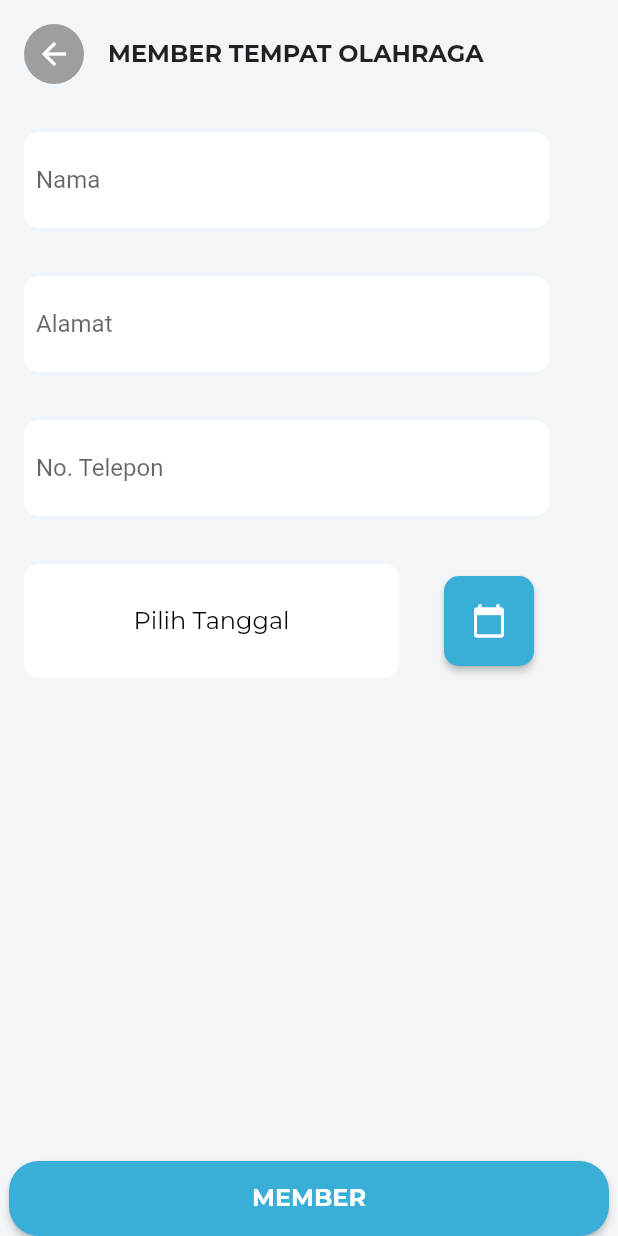
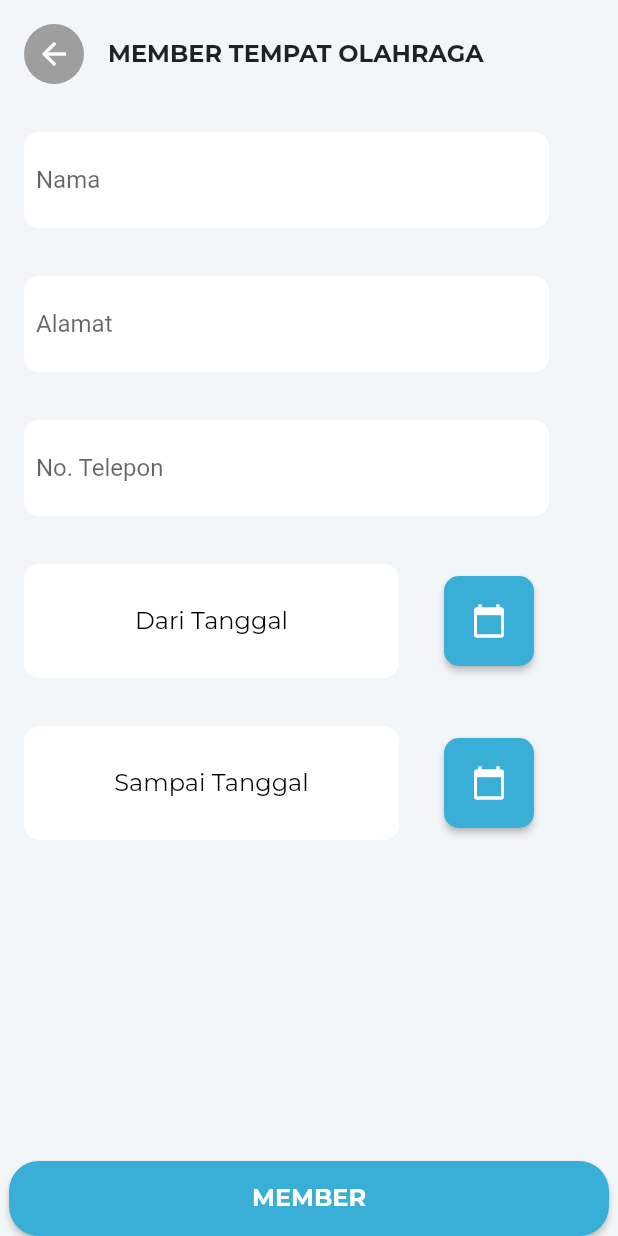
Before and after one commit to AlbienOS/healthy_life_buddy, a Flutter app: the DetailSportsVenuePage screen opened directly with empty values, after a tap on "Buat", on a phone screen of 412 x 824 dp. Run offline on Flutter 3.47's test engine with Material 2 defaults, Android fonts, the phone set to English and light mode, and no system bars; our stand-ins replace cloud_firestore, firebase_auth, firebase_core, flutter_local_notifications, flutter_rating_bar, google_fonts and 3 more; missing offline and left inert: android_alarm_manager_plus; accounts and stored records are empty; network calls fail.

Commit message:
improvement member page add date range to 1 months

```diff
--- a/lib/interface/booking_sports_venue_page.dart
+++ b/lib/interface/booking_sports_venue_page.dart
@@ -5,6 +5,7 @@ import 'package:healthy_life_buddy/api/auth_api.dart';
 import 'package:healthy_life_buddy/common/color_style.dart';
 import 'package:healthy_life_buddy/interface/home_page.dart';
 import 'package:healthy_life_buddy/model/detail_sports_venue_model.dart';
+import 'package:healthy_life_buddy/provider/preference_notif_provider.dart';
 import 'package:intl/intl.dart';
 
 
@@ -50,7 +51,7 @@ class _BookingSportsVenuePageState extends State<BookingSportsVenuePage> {
     if (dateTime == null) {
       return 'Pilih Tanggal';
     } else {
-      return DateFormat('dd/MM/yyyy').format(dateTime!);
+      return DateFormat('yyyy-MM-dd').format(dateTime!);
     }
   }
 
@@ -569,6 +570,7 @@ class _BookingSportsVenuePageState extends State<BookingSportsVenuePage> {
                                     TextButton(
                                       child: Text("Oke"),
                                       onPressed:  () async {
+                                        scheduleSport(DateTime.parse(getDateText()));
                                         await booking.add({
                                           'name' : nameResult,
                                           'address' : addressResult,
--- a/lib/interface/detail_sports_venue_page.dart
+++ b/lib/interface/detail_sports_venue_page.dart
@@ -221,7 +221,7 @@ class SportsVenueMembership extends StatelessWidget {
                     onPressed: () {
                       Navigator.push(context,
                           MaterialPageRoute(builder: (context) {
-                        return MemberPage();
+                        return MemberPage(sportsVenueData: detailSportsVenueData);
                       }));
                     },
                     style: TextButton.styleFrom(
--- a/lib/interface/member_sports_page.dart
+++ b/lib/interface/member_sports_page.dart
@@ -7,7 +7,12 @@ import 'package:intl/intl.dart';
 import 'package:healthy_life_buddy/api/auth_api.dart';
 
 class MemberPage extends StatefulWidget {
-  static const routeName = '/MemberSportsPage';
+  static const routeName = '/MemberPage';
+  const MemberPage({Key? key, required this.sportsVenueData})
+      : super(key: key);
+
+  final DetailSportsVeneu sportsVenueData;
+
   @override
   State<MemberPage> createState() => _MemberPageState();
 }
@@ -18,7 +23,10 @@ class _MemberPageState extends State<MemberPage> {
       .doc(auth.currentUser!.uid)
       .collection('member');
 
-  int changePrice = 0;
+  DateTimeRange? dateRange;
+
+
+  double changePrice = 0;
 
   String nameResult = '';
 
@@ -30,11 +38,32 @@ class _MemberPageState extends State<MemberPage> {
 
   TimeOfDay? time;
 
+  double fullPay() {
+      changePrice = (widget.sportsVenueData.rentalCosts.toDouble() * 15/100) * 30;
+      return changePrice;
+  }
+
   String getDateText() {
     if (dateTime == null) {
       return 'Pilih Tanggal';
     } else {
       return DateFormat('dd/MM/yyyy').format(dateTime!);
+    }
+  }
+
+  String getFrom() {
+    if (dateRange == null) {
+      return 'Dari Tanggal';
+    } else {
+      return DateFormat('MM/dd/yyyy').format(dateRange!.start);
+    }
+  }
+
+  String getUntil() {
+    if (dateRange == null) {
+      return 'Sampai Tanggal';
+    } else {
+      return DateFormat('MM/dd/yyyy').format(dateRange!.end);
     }
   }
 
@@ -90,6 +119,9 @@ class _MemberPageState extends State<MemberPage> {
                             borderRadius: BorderRadius.circular(10),
                           ),
                           child: TextField(
+                            onChanged: (value){
+                              nameResult = value;
+                            },
                             decoration: InputDecoration(
                               contentPadding:
                                   EdgeInsets.symmetric(horizontal: 8.0),
@@ -119,6 +151,9 @@ class _MemberPageState extends State<MemberPage> {
                             borderRadius: BorderRadius.circular(10),
                           ),
                           child: TextField(
+                            onChanged: (value){
+                              addressResult = value;
+                            },
                             decoration: InputDecoration(
                               contentPadding:
                                   EdgeInsets.symmetric(horizontal: 8.0),
@@ -148,6 +183,9 @@ class _MemberPageState extends State<MemberPage> {
                             borderRadius: BorderRadius.circular(10),
                           ),
                           child: TextField(
+                            onChanged: (value){
+                              telephoneResult = value;
+                            },
                             decoration: InputDecoration(
                               contentPadding:
                                   EdgeInsets.symmetric(horizontal: 8.0),
@@ -185,7 +223,7 @@ class _MemberPageState extends State<MemberPage> {
                             ),
                             child: Center(
                               child: Text(
-                                getDateText(),
+                                getFrom(),
                                 style: GoogleFonts.montserrat(
                                     fontSize: 16, color: Colors.black),
                               ),
@@ -209,7 +247,58 @@ class _MemberPageState extends State<MemberPage> {
                                 ),
                               )),
                               onPressed: () {
-                                pickedDate(context);
+                                pickedDateRange(context);
+                              },
+                              child: Icon(Icons.calendar_today)),
+                        ),
+                      ],
+                    ),
+                  ),
+                  Padding(
+                    padding: const EdgeInsets.all(16.0),
+                    child: Row(
+                      children: [
+                        Container(
+                          width: 250,
+                          padding: EdgeInsets.symmetric(vertical: 8.0),
+                          decoration: BoxDecoration(
+                            color: Colors.white,
+                            borderRadius: BorderRadius.circular(10),
+                          ),
+                          child: Container(
+                            height: 60,
+                            width: 250,
+                            decoration: BoxDecoration(
+                              color: Colors.white,
+                              borderRadius: BorderRadius.circular(10.0),
+                            ),
+                            child: Center(
+                              child: Text(
+                                getUntil(),
+                                style: GoogleFonts.montserrat(
+                                    fontSize: 16, color: Colors.black),
+                              ),
+                            ),
+                          ),
+                        ),
+                        SizedBox(width: 30),
+                        Container(
+                          height: 60,
+                          width: 60,
+                          decoration: BoxDecoration(
+                            color: primaryVariantColor,
+                            borderRadius: BorderRadius.circular(20.0),
+                          ),
+                          child: ElevatedButton(
+                              style: ButtonStyle(
+                                  shape: MaterialStateProperty.all<
+                                      RoundedRectangleBorder>(
+                                    RoundedRectangleBorder(
+                                      borderRadius: BorderRadius.circular(10.0),
+                                    ),
+                                  )),
+                              onPressed: () {
+                                pickedDateRange(context);
                               },
                               child: Icon(Icons.calendar_today)),
                         ),
@@ -330,11 +419,33 @@ class _MemberPageState extends State<MemberPage> {
                                             Row(
                                               children: [
                                                 Icon(Icons.date_range),
-                                                Text('        : ' +
-                                                    getDateText()),
+                                                Text('Mulai  : ' +
+                                                    getFrom()),
                                               ],
                                             ),
                                             Divider(thickness: 2.0),
+                                            SizedBox(height: 10.0),
+                                            Row(
+                                              children: [
+                                                Icon(Icons.date_range),
+                                                Text('Berakhir : ' +
+                                                    getUntil()),
+                                              ],
+                                            ),
+                                            Divider(thickness: 2.0),
+                                            SizedBox(height: 10.0),
+                                            Row(
+                                              children: [
+                                                Icon(Icons.attach_money),
+                                                Text('Harga : ' + fullPay().toString()),
+                                              ],
+                                            ),
+                                            Divider(thickness: 2.0),
+                                            Row(
+                                              children: [
+                                                Text('*Notes : harga member sudah termasuk potongan 15%', style: TextStyle(fontSize: 10),),
+                                              ],
+                                            ),
                                           ],
                                         ),
                                       ),
@@ -353,7 +464,7 @@ class _MemberPageState extends State<MemberPage> {
                                             'name': nameResult,
                                             'address': addressResult,
                                             'telephone': telephoneResult,
-                                            'date': getDateText(),
+                                            'date': getUntil(),
                                           }).then((value) =>
                                               print('Membership Success'));
                                           Navigator.pop(context);
@@ -385,6 +496,23 @@ class _MemberPageState extends State<MemberPage> {
     );
   }
 
+  Future pickedDateRange(BuildContext context) async {
+    final initialDateRange = DateTimeRange(
+      start: DateTime.now(),
+      end: DateTime.now().add(Duration(hours: 24 * 3)),
+    );
+    final newDateRange = await showDateRangePicker(
+      context: context,
+      firstDate: DateTime(DateTime.now().year - 5),
+      lastDate: DateTime(DateTime.now().year + 5),
+      initialDateRange: dateRange ?? initialDateRange,
+    );
+
+    if (newDateRange == null) return;
+
+    setState(() => dateRange = newDateRange);
+  }
+
   Future pickedDate(BuildContext context) async {
     final selectedDate = DateTime.now();
     final newDate = await showDatePicker(
@@ -397,4 +525,5 @@ class _MemberPageState extends State<MemberPage> {
 
     setState(() => dateTime = newDate);
   }
+
 }
--- a/pubspec.yaml
+++ b/pubspec.yaml
@@ -45,6 +45,10 @@ dependencies:
   firebase_auth: ^3.3.0
   share_plus: ^3.0.4
   shared_preferences: ^2.0.11
+  flutter_local_notifications: ^9.1.5
+  rxdart: ^0.27.3
+  android_alarm_manager_plus: ^2.0.3
+
 
 dev_dependencies:
   flutter_test:
```
Also changed, not shown: lib/common/navigation_notif.dart (added, +11 -0 lines), lib/main.dart (+8 -0 lines), lib/model/sports_venue_model.dart (+10 -0 lines), lib/provider/preference_notif_provider.dart (added, +15 -0 lines), lib/utils/background_service.dart (added, +40 -0 lines), lib/utils/date_time_helper.dart (added, +24 -0 lines), lib/utils/notif_helper.dart (added, +77 -0 lines), pubspec.lock, 3 other files.
